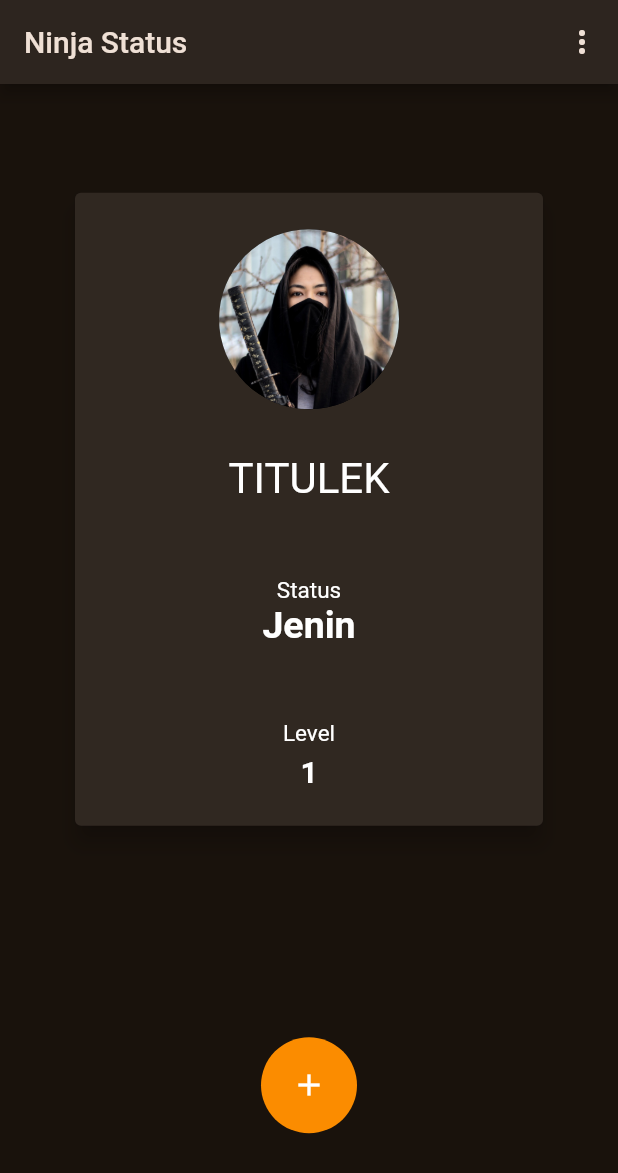
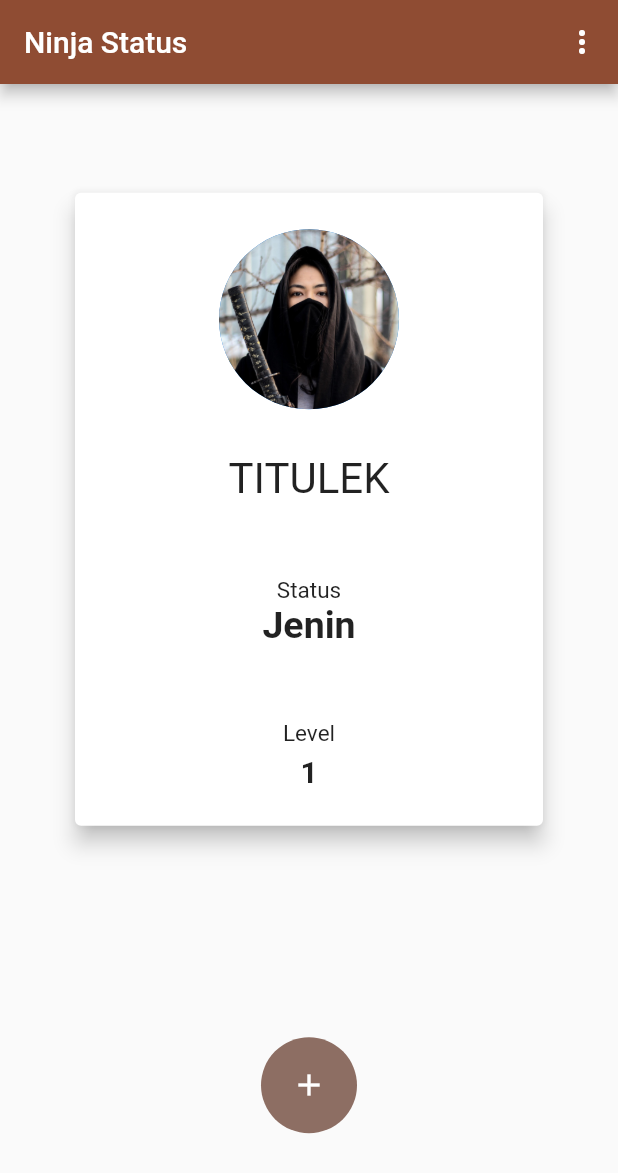
Before and after one commit to milkyascodes/Ninja-Status, a Flutter app: the screen it shows after launch, after a tap on the "add" icon, on a phone screen of 412 x 824 dp. Shown: the top 1173 px of the screen. Run offline on Flutter 3.47's test engine with Material 2 defaults, Android fonts, the phone set to English and light mode, and no system bars; our stand-ins replace get.

Commit message:
rearranged homePage Widget and also there is a bug when changing theme

```diff
--- a/lib/main.dart
+++ b/lib/main.dart
@@ -6,28 +6,12 @@
 import 'controllers/controllers.dart';
 
 void main() {
-  runApp(const MyApp());
-}
-
-class MyApp extends StatelessWidget {
-  const MyApp({Key? key}) : super(key: key);
-
-  // This widget is the root of your application.
-  @override
-  Widget build(BuildContext context) {
-    return GetMaterialApp(
-      title: 'Flutter Demo',
-      theme: ThemeData(
-          textButtonTheme: TextButtonThemeData(
-            style: ButtonStyle(
-                backgroundColor:
-                    MaterialStateProperty.all<Color>(Colors.orange.shade600)),
-          ),
-          colorSchemeSeed: Colors.orange,
-          brightness: Brightness.dark),
-      home: MyHomePage(),
-    );
-  }
+  runApp(GetMaterialApp(
+    home: MyHomePage(),
+    title: 'Flutter Demo',
+    theme: Themes.light,
+    darkTheme: Themes.dark,
+  ));
 }
 
 class MyHomePage extends StatelessWidget {
@@ -59,7 +43,13 @@
                           padding: const EdgeInsets.all(8.0),
                           child: OutlinedButton(
                             onPressed: () {
-                              print('theme');
+                              if (Get.isDarkMode) {
+                                print('light');
+                                Get.changeThemeMode(ThemeMode.light);
+                              } else {
+                                print('dark');
+                                Get.changeThemeMode(ThemeMode.dark);
+                              }
                             },
                             child: Text('Change Theme'),
                           ),
@@ -157,3 +147,26 @@
         ));
   }
 }
+
+class Themes {
+  static final light = ThemeData.light().copyWith(
+    colorScheme: ColorScheme.fromSeed(seedColor: Colors.brown),
+    textButtonTheme: TextButtonThemeData(
+      style: ButtonStyle(
+          backgroundColor:
+              MaterialStateProperty.all<Color>(Colors.brown.shade400)),
+    ),
+  );
+  static final dark = ThemeData.dark().copyWith(
+    colorScheme: ColorScheme.fromSeed(seedColor: Colors.brown),
+    textButtonTheme: TextButtonThemeData(
+      style: ButtonStyle(
+          backgroundColor:
+              MaterialStateProperty.all<Color>(Colors.brown.shade400)),
+    ),
+    outlinedButtonTheme: OutlinedButtonThemeData(
+      style: ButtonStyle(
+          foregroundColor: MaterialStateProperty.all<Color>(Colors.white)),
+    ),
+  );
+}
```
